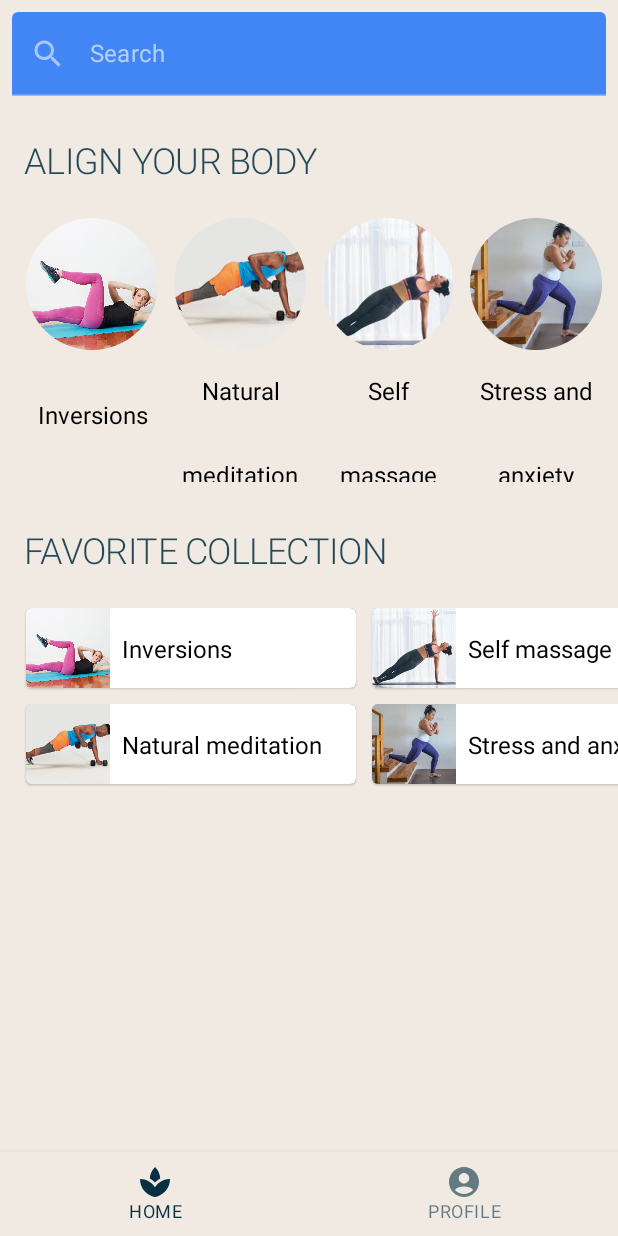
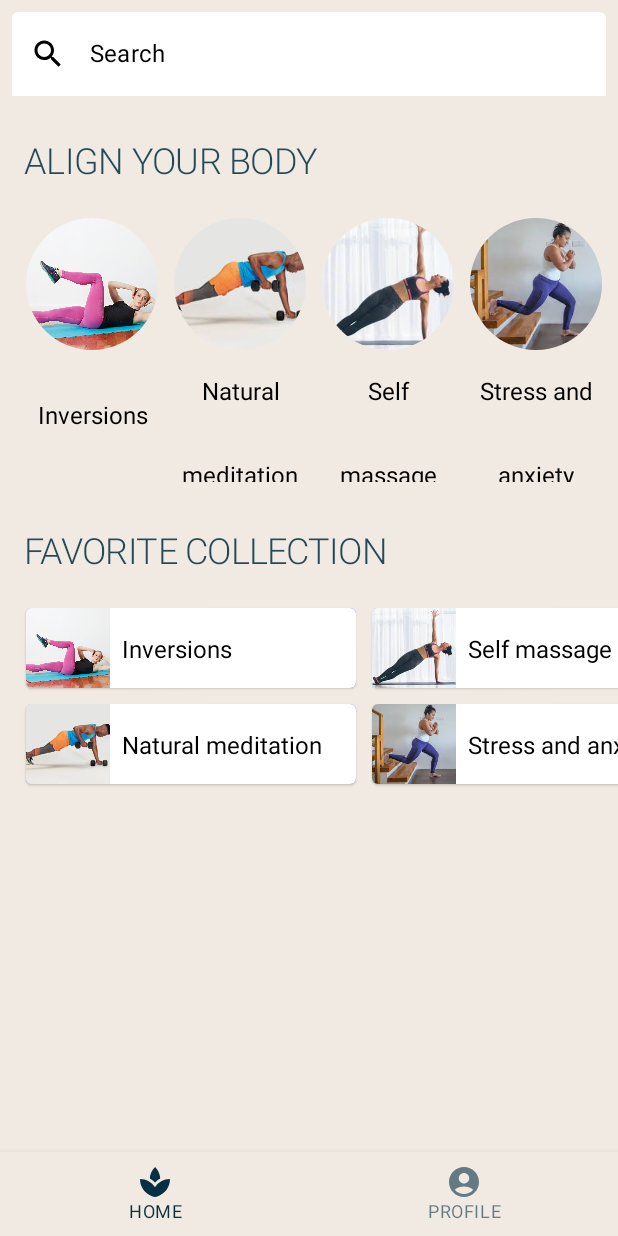
Before and after one commit to nikitha2/ComposeTutorial, an Android app built with Jetpack Compose: the ComposeBasicLayoutsActivity screen opened directly, with no data from a screen before it, on a phone screen of 412 x 824 dp. Run offline under Robolectric (Android 15) with nearby library versions, the phone set to English and light mode, and no system bars; libraries missing offline, so code that uses them is left out: com.facebook.drawee, com.facebook.imagepipeline; 2 statements that could not run were skipped.

Commit message:
Basic layouts codelab

```diff
--- a/app/src/main/java/com/example/composetutorial/ComposeBasicLayoutsActivity.kt
+++ b/app/src/main/java/com/example/composetutorial/ComposeBasicLayoutsActivity.kt
@@ -19,7 +19,7 @@ import androidx.compose.material.icons.Icons
 import androidx.compose.material.icons.filled.AccountCircle
 import androidx.compose.material.icons.filled.Search
 import androidx.compose.material.icons.filled.Spa
-import androidx.compose.runtime.Composable
+import androidx.compose.runtime.*
 import androidx.compose.ui.Alignment.Companion.CenterHorizontally
 import androidx.compose.ui.Alignment.Companion.CenterVertically
 import androidx.compose.ui.Modifier
@@ -30,6 +30,7 @@ import androidx.compose.ui.res.colorResource
 import androidx.compose.ui.res.dimensionResource
 import androidx.compose.ui.res.painterResource
 import androidx.compose.ui.res.stringResource
+import androidx.compose.ui.text.TextStyle
 import androidx.compose.ui.text.font.FontStyle
 import androidx.compose.ui.text.style.TextAlign
 import androidx.compose.ui.tooling.preview.Preview
@@ -100,6 +101,8 @@ class ComposeBasicLayoutsActivity : BaseActivity() {
     fun SearchBar(
         modifier: Modifier
     ) {
+        var textFieldText by remember { mutableStateOf(true) }
+
         //https://developer.android.com/jetpack/compose/text#enter-modify-text
         TextField(
             value = "",
@@ -107,11 +110,15 @@ class ComposeBasicLayoutsActivity : BaseActivity() {
             leadingIcon = {
                 Icon(
                     imageVector = Icons.Default.Search,
-                    contentDescription = null
+                    contentDescription = null,
+                    tint=colorResource(id = R.color.black)
                 )
             },
             colors = TextFieldDefaults.textFieldColors(
-                backgroundColor = MaterialTheme.colors.surface
+                backgroundColor =colorResource(id = R.color.white),
+                textColor=colorResource(id = R.color.black),
+                cursorColor=colorResource(id = R.color.black),
+                placeholderColor=colorResource(id = R.color.black),
             ),
             placeholder = {
                 Text(stringResource(R.string.placeholder_search))
```
Also changed, not shown: app/build.gradle (+5 -5 lines).
